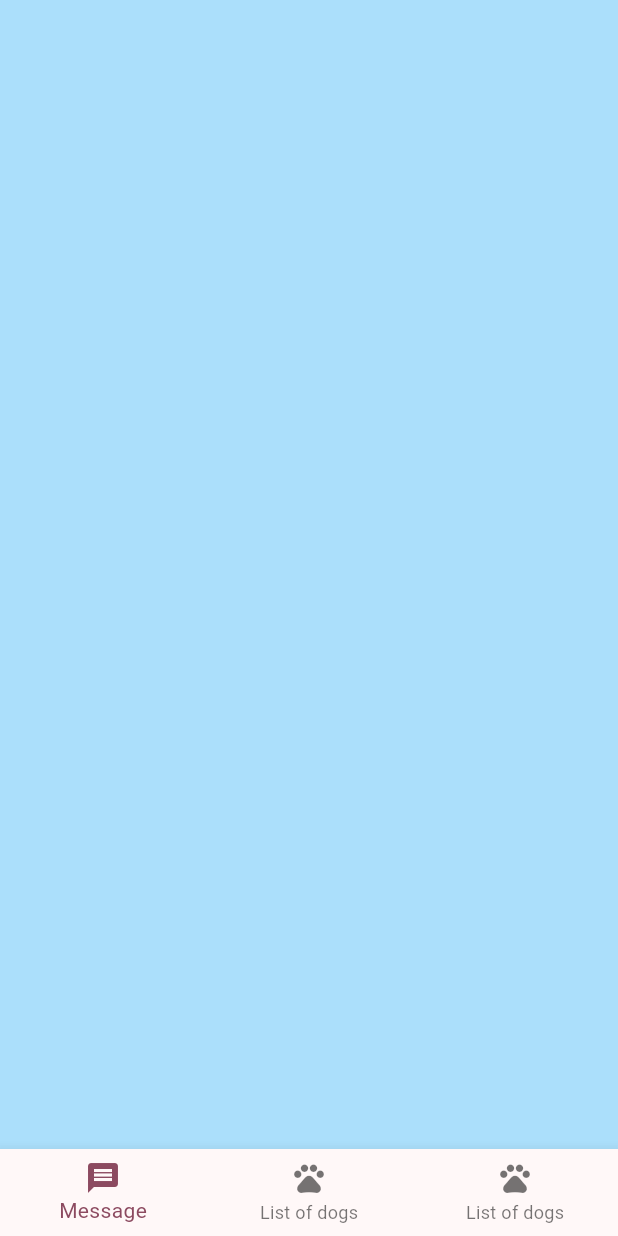
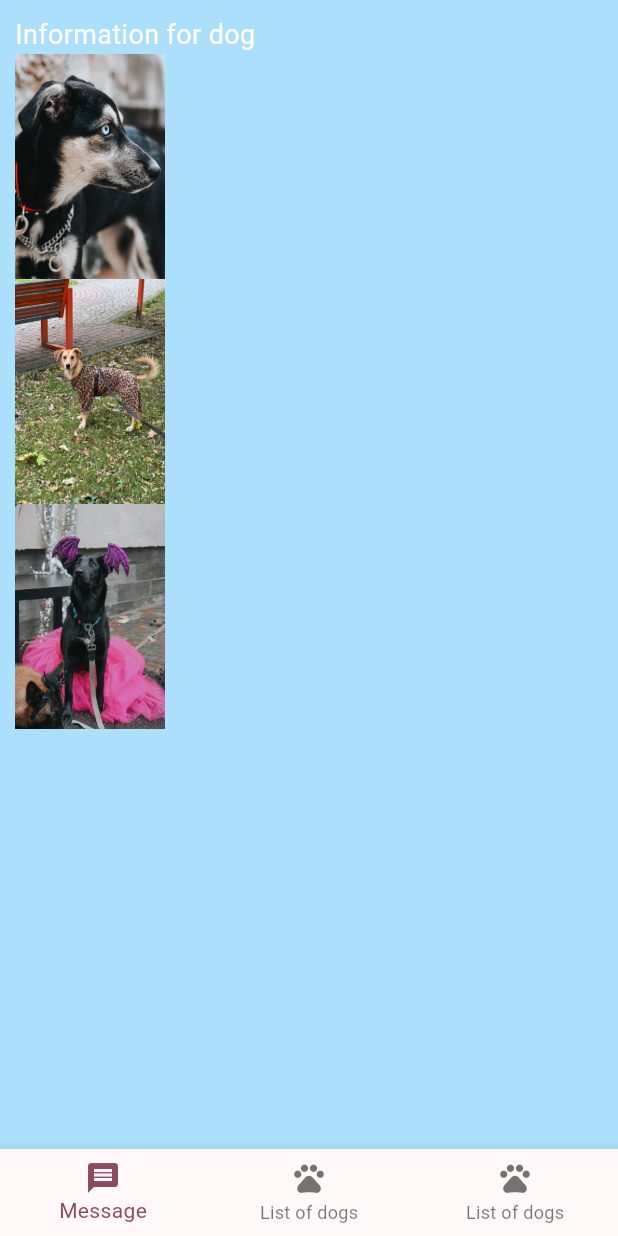
Before and after one commit to LiliaMamutova/dog_friends, a Flutter app: the DogsListScreen screen opened directly, on a phone screen of 412 x 824 dp. Run offline on Flutter 3.47's test engine with Material 2 defaults, Android fonts, the light colour scheme and no system bars; Roboto replaces fonts that are missing (LilitaOneScript).

Commit message:
in between

```diff
--- a/lib/dogs_list_feature.dart
+++ b/lib/dogs_list_feature.dart
@@ -11,6 +11,49 @@ class _DogsListScreenState extends State<DogsListScreen> {
   @override
   Widget build(BuildContext context) {
     return Scaffold(
+      body: Padding(
+        padding: const EdgeInsets.all(10.0),
+        child: ListView(children: [
+          Column(
+            mainAxisAlignment: MainAxisAlignment.spaceAround,
+            crossAxisAlignment: CrossAxisAlignment.start,
+            children: [
+              const Text(
+                "Information for dog",
+                style: TextStyle(
+                  color: Colors.white,
+                  fontFamily: "LilitaOneScript",
+                  fontSize: 18,
+                ),
+              ),
+              SizedBox.fromSize(
+                child: Image.asset(
+                  "assets/images/tokyo.jpeg",
+                  height: 150,
+                  width: 100,
+                  fit: BoxFit.fill,
+                ),
+              ),
+              SizedBox.fromSize(
+                child: Image.asset(
+                  "assets/images/bublyk.jpeg",
+                  height: 150,
+                  width: 100,
+                  fit: BoxFit.fill,
+                ),
+              ),
+              SizedBox.fromSize(
+                child: Image.asset(
+                  "assets/images/javelina.jpeg",
+                  height: 150,
+                  width: 100,
+                  fit: BoxFit.fill,
+                ),
+              ),
+            ],
+          )
+        ]),
+      ),
       bottomNavigationBar: BottomNavigationBar(
         items: const <BottomNavigationBarItem>[
           BottomNavigationBarItem(
--- a/lib/main.dart
+++ b/lib/main.dart
@@ -1,7 +1,7 @@
 import 'package:dog_friends/theme_of_colors.dart';
 import 'package:flutter/material.dart';
 
-import 'log_in_by_screen.dart';
+import 'dogs_list_feature.dart';
 
 void main() {
   runApp(const MyApp());
@@ -15,7 +15,7 @@ class MyApp extends StatelessWidget {
     return MaterialApp(
       title: 'Dog Friends',
       theme: theme,
-      home: const LogInByScreen(),
+      home: const DogsListScreen(),
     );
   }
 }
--- a/lib/theme_of_colors.dart
+++ b/lib/theme_of_colors.dart
@@ -2,9 +2,7 @@ import 'package:flutter/material.dart';
 
 final theme = ThemeData(
   primaryColor: const Color(0xFF90a955),
-  // Основний колір (зелений)
   hintColor: const Color(0xA498A1A2),
-  // Акцентний колір (темно-зелений)
   scaffoldBackgroundColor: const Color(0x5C15A5F3),
   inputDecorationTheme: InputDecorationTheme(),
   textTheme: const TextTheme(
@@ -26,4 +24,8 @@ final theme = ThemeData(
   ),
   colorScheme: ColorScheme.fromSeed(seedColor: Colors.black),
   useMaterial3: true,
+  brightness: Brightness.light,
 );
+// darkTheme: ThemeData (
+//
+// )
--- a/pubspec.yaml
+++ b/pubspec.yaml
@@ -59,8 +59,8 @@ flutter:
   uses-material-design: true
 
   # To add assets to your application, add an assets section, like this:
-  # assets:
-  #   - images/a_dot_burr.jpeg
+  assets:
+    - assets/images/
   #   - images/a_dot_ham.jpeg
 
   # An image asset can refer to one or more resolution-specific "variants", see
```
Also changed, not shown: assets/images/bublyk.jpeg (added), assets/images/javelina.jpeg (added), assets/images/tokyo.jpeg (added).
